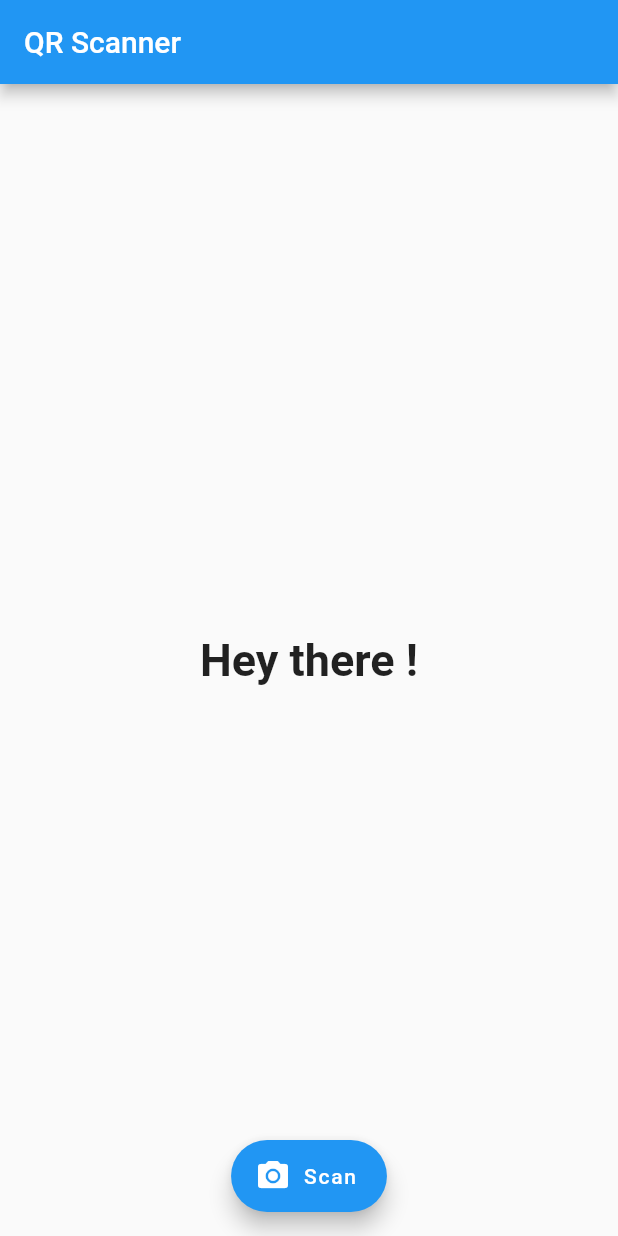
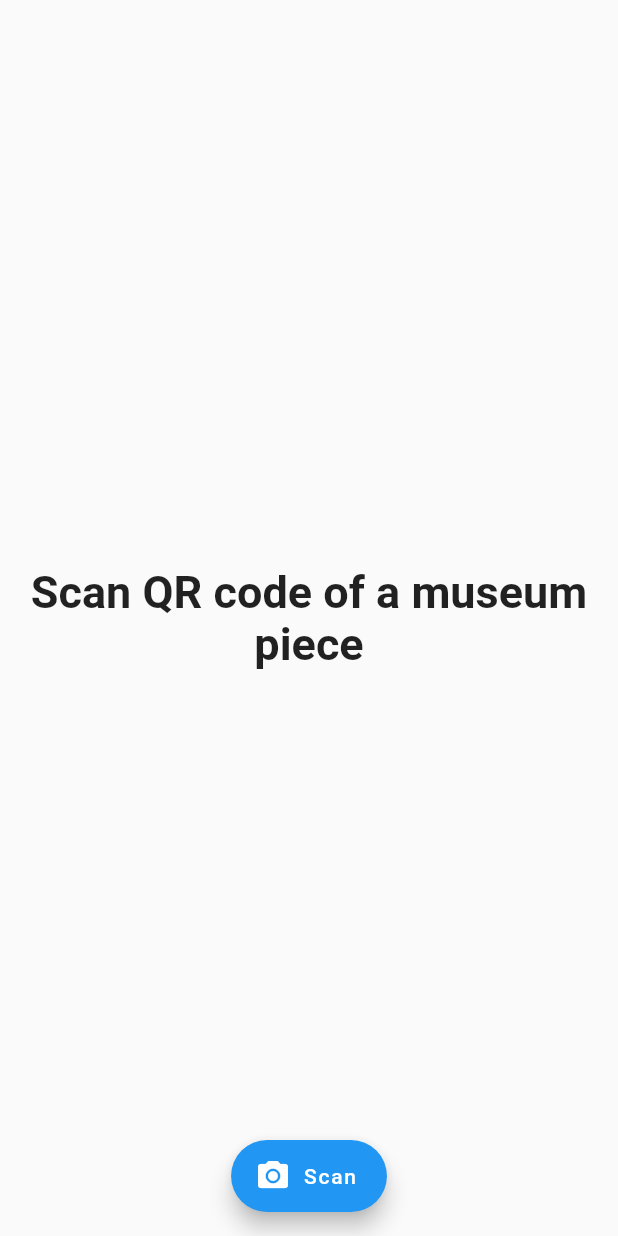
Before and after one commit to Badisches-Landesmuseum/museum-recommendations-frontend, a Flutter app: the HomePage screen opened directly, on a phone screen of 412 x 824 dp. Run offline on Flutter 3.47's test engine with Material 2 defaults, Android fonts, the phone set to English and light mode, and no system bars; missing offline and left inert: barcode_scan.

Commit message:
Finished QR code

```diff
--- a/lib/qr.dart
+++ b/lib/qr.dart
@@ -4,12 +4,13 @@ import 'package:flutter/material.dart';
 import 'package:barcode_scan/barcode_scan.dart';
 import 'package:flutter/services.dart';
 
-void main() => runApp(MaterialApp(
-  debugShowCheckedModeBanner: false,
-  home: HomePage(),
-));
+// void main() => runApp(MaterialApp(
+//   debugShowCheckedModeBanner: false,
+//   home: HomePage(),
+// ));
 
 class HomePage extends StatefulWidget {
+  const HomePage();
   @override
   HomePageState createState() {
     return new HomePageState();
@@ -17,7 +18,7 @@ class HomePage extends StatefulWidget {
 }
 
 class HomePageState extends State<HomePage> {
-  String result = "Hey there !";
+  String result = "Scan QR code of a museum piece";
 
   Future _scanQR() async {
     try {
@@ -32,16 +33,16 @@ class HomePageState extends State<HomePage> {
         });
       } else {
         setState(() {
-          result = "Unknown Error $ex";
+          result = "Error, please scan again";
         });
       }
     } on FormatException {
       setState(() {
-        result = "You pressed the back button before scanning anything";
+        result = "Scan QR of a museum piece";
       });
     } catch (ex) {
       setState(() {
-        result = "Unknown Error $ex";
+        result = "Error, please scan again";
       });
     }
   }
@@ -49,13 +50,11 @@ class HomePageState extends State<HomePage> {
   @override
   Widget build(BuildContext context) {
     return Scaffold(
-      appBar: AppBar(
-        title: Text("QR Scanner"),
-      ),
       body: Center(
         child: Text(
           result,
           style: new TextStyle(fontSize: 30.0, fontWeight: FontWeight.bold),
+          textAlign: TextAlign.center,
         ),
       ),
       floatingActionButton: FloatingActionButton.extended(
```
Also changed, not shown: lib/main.dart (+6 -6 lines).
